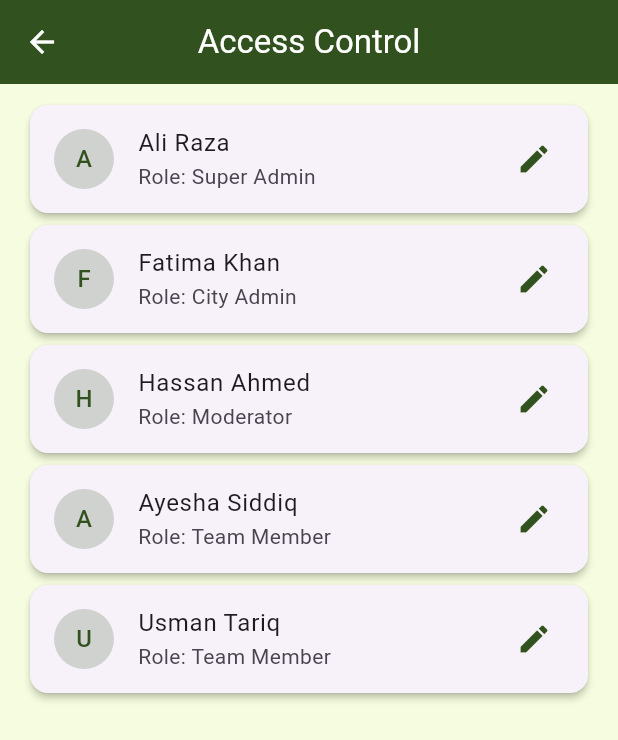
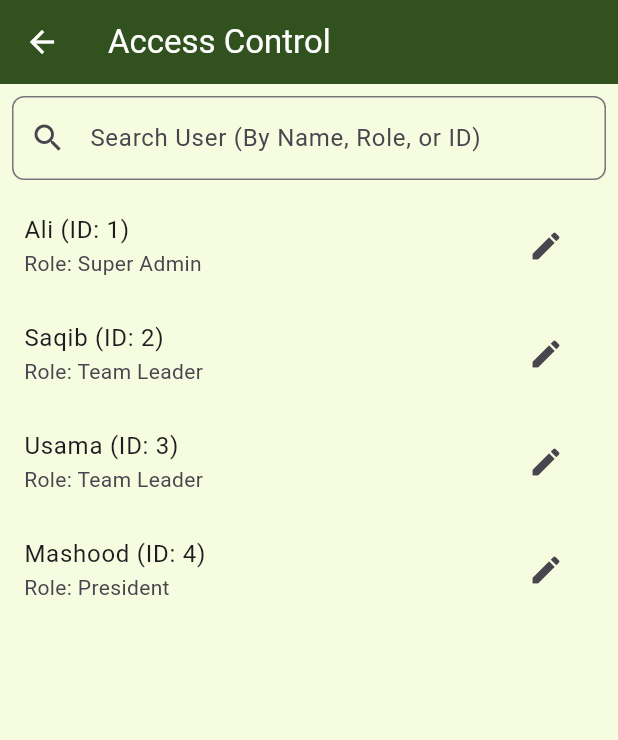
Before and after one commit to Muhammadsaqibsharif/kaar_e_kamal, a Flutter app: the AccessControlScreen screen opened by its route, on a phone screen of 412 x 824 dp. Shown: the top 740 px of the screen. Run offline on Flutter 3.47's test engine with Material 3 defaults, Android fonts, the phone set to English and light mode, and no system bars; our stand-ins replace carousel_slider, share_plus, shared_preferences; accounts and stored records are empty.

Commit message:
Access Control in Super Admin

```diff
--- a/lib/screens/superAdmin/access_control/access_control.dart
+++ b/lib/screens/superAdmin/access_control/access_control.dart
@@ -1,48 +1,79 @@
 import 'package:flutter/material.dart';
 
 class AccessControlScreen extends StatefulWidget {
-  const AccessControlScreen({Key? key}) : super(key: key);
-
   @override
   _AccessControlScreenState createState() => _AccessControlScreenState();
 }
 
 class _AccessControlScreenState extends State<AccessControlScreen> {
-  final List<Map<String, dynamic>> users = [
-    {"id": "001", "name": "Ali Raza", "role": "Super Admin"},
-    {"id": "002", "name": "Fatima Khan", "role": "City Admin"},
-    {"id": "003", "name": "Hassan Ahmed", "role": "Moderator"},
-    {"id": "004", "name": "Ayesha Siddiq", "role": "Team Member"},
-    {"id": "005", "name": "Usman Tariq", "role": "Team Member"},
+  List<Map<String, dynamic>> users = [
+    {"id": 1, "name": "Ali", "role": "Super Admin"},
+    {"id": 2, "name": "Saqib", "role": "Team Leader"},
+    {"id": 3, "name": "Usama", "role": "Team Leader"},
+    {"id": 4, "name": "Mashood", "role": "President"},
   ];
+
+  List<Map<String, dynamic>> filteredUsers = [];
+  final TextEditingController searchController = TextEditingController();
 
   final List<String> roles = [
     "Super Admin",
-    "City Admin",
-    "Moderator",
+    "President",
+    "Team Leader",
     "Team Member"
   ];
+  final List<String> cities = ["Lahore", "Karachi", "Islamabad"];
+  final List<String> teams = ["Media", "Finance", "Operations"];
+
+  String? selectedRole;
+  String? selectedCity;
+  String? selectedTeam;
+
+  @override
+  void initState() {
+    super.initState();
+    filteredUsers = List.from(users);
+    searchController.addListener(_filterUsers);
+  }
+
+  void _filterUsers() {
+    String query = searchController.text.toLowerCase();
+    setState(() {
+      filteredUsers = users
+          .where((user) =>
+              user["name"].toLowerCase().contains(query) ||
+              user["role"].toLowerCase().contains(query) ||
+              user["id"].toString().contains(query))
+          .toList();
+    });
+  }
 
   void _showRoleDialog(BuildContext context, Map<String, dynamic> user) {
-    String? selectedRole = user["role"];
-    final theme = Theme.of(context);
+    selectedRole = user["role"];
+    selectedCity = null;
+    selectedTeam = null;
 
     showDialog(
       context: context,
       builder: (BuildContext context) {
+        return StatefulBuilder(
+          builder: (context, setStateDialog) {
             return Dialog(
-          shape: RoundedRectangleBorder(borderRadius: BorderRadius.circular(10)),
+              shape: RoundedRectangleBorder(
+                borderRadius: BorderRadius.circular(10),
+              ),
               child: Padding(
                 padding: const EdgeInsets.all(16.0),
                 child: Column(
                   mainAxisSize: MainAxisSize.min,
-              crossAxisAlignment: CrossAxisAlignment.start,
                   children: [
-                Center(
-                  child: Text(
-                    "Manage Role for ${user["name"]}",
-                    style: const TextStyle(fontSize: 18, fontWeight: FontWeight.bold),
+                    Text(
+                      "Manage Role for ${user['name']} (ID: ${user['id']})",
+                      style: const TextStyle(
+                        fontSize: 18,
+                        fontWeight: FontWeight.bold,
                       ),
+                      textAlign: TextAlign.center,
                     ),
                     const SizedBox(height: 16),
                     DropdownButtonFormField<String>(
@@ -50,42 +81,79 @@ class _AccessControlScreenState extends State<AccessControlScreen> {
                       decoration: const InputDecoration(
                         labelText: "Select Role",
                         border: OutlineInputBorder(),
-                    contentPadding: EdgeInsets.symmetric(vertical: 14, horizontal: 10),
                       ),
-                  items: roles
-                      .map((role) => DropdownMenuItem(value: role, child: Text(role)))
-                      .toList(),
+                      items: roles.map((role) {
+                        return DropdownMenuItem(value: role, child: Text(role));
+                      }).toList(),
                       onChanged: (value) {
-                    setState(() {
+                        setStateDialog(() {
                           selectedRole = value;
+                          selectedCity = null;
+                          selectedTeam = null;
                         });
                       },
                     ),
+                    const SizedBox(height: 12),
+                    if (selectedRole == "President")
+                      DropdownButtonFormField<String>(
+                        value: selectedCity,
+                        decoration: const InputDecoration(
+                          labelText: "Select City",
+                          border: OutlineInputBorder(),
+                        ),
+                        items: cities.map((city) {
+                          return DropdownMenuItem(
+                              value: city, child: Text(city));
+                        }).toList(),
+                        onChanged: (value) {
+                          setStateDialog(() => selectedCity = value);
+                        },
+                      ),
+                    if (selectedRole == "Team Leader" ||
+                        selectedRole == "Team Member")
+                      Padding(
+                        padding: const EdgeInsets.only(top: 12),
+                        child: DropdownButtonFormField<String>(
+                          value: selectedTeam,
+                          decoration: const InputDecoration(
+                            labelText: "Select Team",
+                            border: OutlineInputBorder(),
+                          ),
+                          items: teams.map((team) {
+                            return DropdownMenuItem(
+                                value: team, child: Text(team));
+                          }).toList(),
+                          onChanged: (value) {
+                            setStateDialog(() => selectedTeam = value);
+                          },
+                        ),
+                      ),
                     const SizedBox(height: 24),
                     Row(
-                  mainAxisAlignment: MainAxisAlignment.spaceBetween,
+                      mainAxisAlignment: MainAxisAlignment.end,
                       children: [
-                    ElevatedButton(
-                      style: ElevatedButton.styleFrom(backgroundColor: Colors.red),
-                      onPressed: () {
-                        setState(() {
-                          users.removeWhere((u) => u["id"] == user["id"]);
-                        });
-                        Navigator.pop(context);
-                      },
-                      child: const Text("Delete"),
+                        TextButton(
+                          child: const Text("Cancel"),
+                          onPressed: () => Navigator.pop(context),
                         ),
                         ElevatedButton(
                           onPressed: () {
+                            if (selectedRole != null) {
                               setState(() {
-                          user["role"] = selectedRole!;
+                                // Find the index of the user in the main list
+                                int userIndex = users
+                                    .indexWhere((u) => u["id"] == user["id"]);
+                                if (userIndex != -1) {
+                                  users[userIndex]["role"] = selectedRole!;
+                                }
+
+                                // Also update filteredUsers to reflect the changes immediately
+                                filteredUsers = List.from(users);
                               });
                               Navigator.pop(context);
+                            }
                           },
-                      style: ElevatedButton.styleFrom(
-                          backgroundColor: theme.primaryColor,
-                          foregroundColor: Colors.white),
-                      child: const Text("Save Changes"),
+                          child: const Text("Assign Role"),
                         ),
                       ],
                     ),
@@ -95,33 +163,47 @@ class _AccessControlScreenState extends State<AccessControlScreen> {
             );
           },
         );
+      },
+    );
   }
 
   @override
   Widget build(BuildContext context) {
-    final theme = Theme.of(context);
-
     return Scaffold(
-      appBar: AppBar(title: const Text('Access Control'), centerTitle: true),
-      body: Padding(
-        padding: const EdgeInsets.symmetric(horizontal: 16.0, vertical: 10),
-        child: ListView(
-          children: users.map((user) {
-            return Card(
-              elevation: 2,
-              child: ListTile(
-                leading: CircleAvatar(
-                  backgroundColor: theme.primaryColor.withOpacity(0.2),
-                  child: Text(user["name"][0], style: TextStyle(color: theme.primaryColor)),
+      appBar: AppBar(title: const Text("Access Control")),
+      body: Column(
+        children: [
+          Padding(
+            padding: const EdgeInsets.all(8.0),
+            child: TextField(
+              controller: searchController,
+              decoration: InputDecoration(
+                labelText: "Search User (By Name, Role, or ID)",
+                prefixIcon: const Icon(Icons.search),
+                border: OutlineInputBorder(
+                  borderRadius: BorderRadius.circular(8.0),
                 ),
-                title: Text(user["name"]),
-                subtitle: Text("Role: ${user["role"]}"),
-                trailing: Icon(Icons.edit, color: theme.primaryColor),
-                onTap: () => _showRoleDialog(context, user),
+              ),
+            ),
+          ),
+          Expanded(
+            child: ListView.builder(
+              itemCount: filteredUsers.length,
+              itemBuilder: (context, index) {
+                return ListTile(
+                  title: Text(
+                      "${filteredUsers[index]["name"]} (ID: ${filteredUsers[index]['id']})"),
+                  subtitle: Text("Role: ${filteredUsers[index]['role']}"),
+                  trailing: IconButton(
+                    icon: const Icon(Icons.edit),
+                    onPressed: () =>
+                        _showRoleDialog(context, filteredUsers[index]),
                   ),
                 );
-          }).toList(),
+              },
             ),
+          ),
+        ],
       ),
     );
   }
```
Lines whose indentation alone changed are shown as unchanged.
